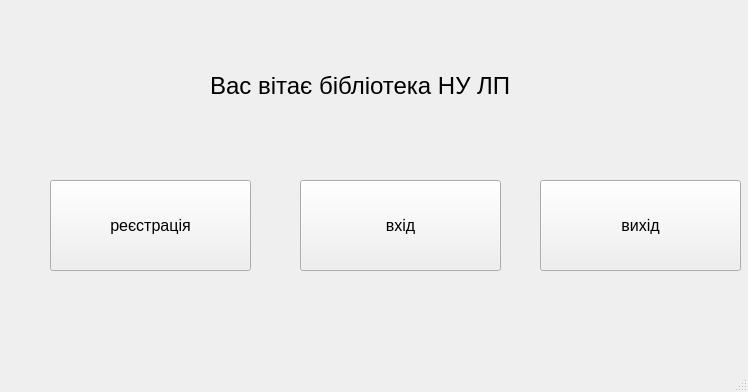
Above: LibraryNULP/mainwindow.ui from projectOOPbd/dbprogram before the change. Below: the same form after it.
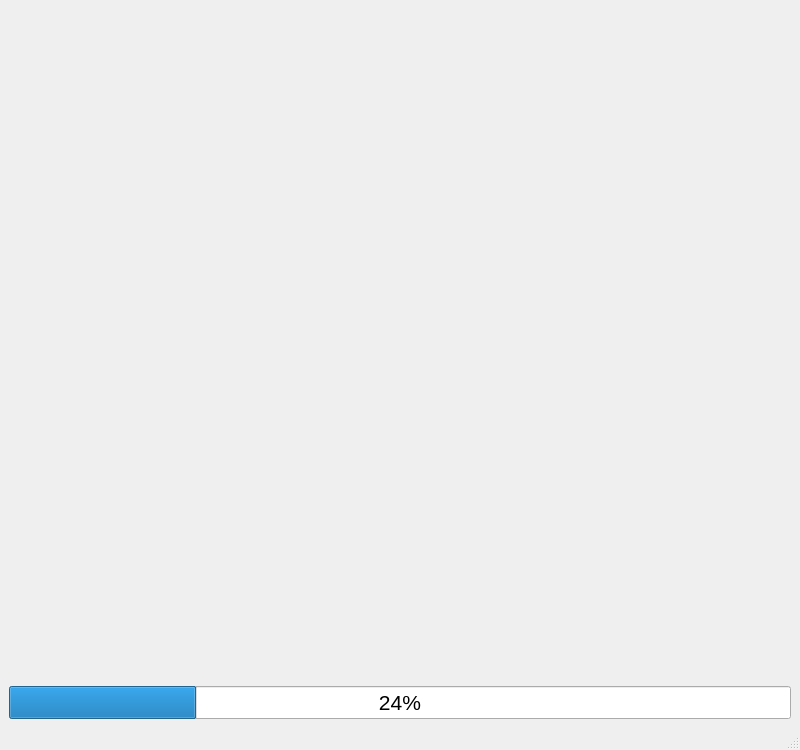
That is the form after the change.

What changed in the file:
```diff
--- a/LibraryNULP/mainwindow.ui
+++ b/LibraryNULP/mainwindow.ui
@@ -2,90 +2,112 @@
 <ui version="4.0">
  <class>MainWindow</class>
  <widget class="QMainWindow" name="MainWindow">
+  <property name="enabled">
+   <bool>true</bool>
+  </property>
   <property name="geometry">
    <rect>
     <x>0</x>
     <y>0</y>
-    <width>748</width>
-    <height>392</height>
+    <width>800</width>
+    <height>750</height>
    </rect>
   </property>
+  <property name="sizePolicy">
+   <sizepolicy hsizetype="Preferred" vsizetype="Preferred">
+    <horstretch>0</horstretch>
+    <verstretch>0</verstretch>
+   </sizepolicy>
+  </property>
+  <property name="minimumSize">
+   <size>
+    <width>800</width>
+    <height>700</height>
+   </size>
+  </property>
+  <property name="maximumSize">
+   <size>
+    <width>10000</width>
+    <height>10000</height>
+   </size>
+  </property>
   <property name="windowTitle">
    <string>MainWindow</string>
   </property>
   <widget class="QWidget" name="centralwidget">
-   <widget class="QLabel" name="label">
-    <property name="geometry">
-     <rect>
-      <x>210</x>
-      <y>60</y>
-      <width>421</width>
-      <height>51</height>
-     </rect>
-    </property>
-    <property name="font">
-     <font>
-      <pointsize>18</pointsize>
-     </font>
-    </property>
-    <property name="text">
-     <string>Вас вітає бібліотека НУ ЛП</string>
-    </property>
-   </widget>
-   <widget class="QPushButton" name="pushButton">
-    <property name="geometry">
-     <rect>
-      <x>50</x>
-      <y>180</y>
-      <width>201</width>
-      <height>91</height>
-     </rect>
-    </property>
-    <property name="font">
-     <font>
-      <pointsize>12</pointsize>
-     </font>
-    </property>
-    <property name="text">
-     <string>реєстрація</string>
-    </property>
-   </widget>
-   <widget class="QPushButton" name="pushButton_2">
-    <property name="geometry">
-     <rect>
-      <x>300</x>
-      <y>180</y>
-      <width>201</width>
-      <height>91</height>
-     </rect>
-    </property>
-    <property name="font">
-     <font>
-      <pointsize>12</pointsize>
-     </font>
-    </property>
-    <property name="text">
-     <string>вхід</string>
-    </property>
-   </widget>
-   <widget class="QPushButton" name="pushButton_3">
-    <property name="geometry">
-     <rect>
-      <x>540</x>
-      <y>180</y>
-      <width>201</width>
-      <height>91</height>
-     </rect>
-    </property>
-    <property name="font">
-     <font>
-      <pointsize>12</pointsize>
-     </font>
-    </property>
-    <property name="text">
-     <string>вихід</string>
-    </property>
-   </widget>
+   <property name="minimumSize">
+    <size>
+     <width>800</width>
+     <height>700</height>
+    </size>
+   </property>
+   <property name="maximumSize">
+    <size>
+     <width>100000</width>
+     <height>10000</height>
+    </size>
+   </property>
+   <layout class="QVBoxLayout" name="verticalLayout_2">
+    <item>
+     <layout class="QVBoxLayout" name="verticalLayout">
+      <item>
+       <widget class="QLabel" name="NULPLIB">
+        <property name="enabled">
+         <bool>true</bool>
+        </property>
+        <property name="maximumSize">
+         <size>
+          <width>1000000</width>
+          <height>1000000</height>
+         </size>
+        </property>
+        <property name="baseSize">
+         <size>
+          <width>0</width>
+          <height>1</height>
+         </size>
+        </property>
+        <property name="text">
+         <string/>
+        </property>
+        <property name="scaledContents">
+         <bool>true</bool>
+        </property>
+       </widget>
+      </item>
+      <item>
+       <widget class="QProgressBar" name="progressBar">
+        <property name="font">
+         <font>
+          <pointsize>16</pointsize>
+         </font>
+        </property>
+        <property name="cursor">
+         <cursorShape>ForbiddenCursor</cursorShape>
+        </property>
+        <property name="mouseTracking">
+         <bool>true</bool>
+        </property>
+        <property name="tabletTracking">
+         <bool>false</bool>
+        </property>
+        <property name="acceptDrops">
+         <bool>false</bool>
+        </property>
+        <property name="autoFillBackground">
+         <bool>true</bool>
+        </property>
+        <property name="value">
+         <number>24</number>
+        </property>
+        <property name="invertedAppearance">
+         <bool>false</bool>
+        </property>
+       </widget>
+      </item>
+     </layout>
+    </item>
+   </layout>
   </widget>
   <widget class="QMenuBar" name="menubar">
    <property name="geometry">
```
Left out of the diff: 5 changed lines with no effect on the pictures.
